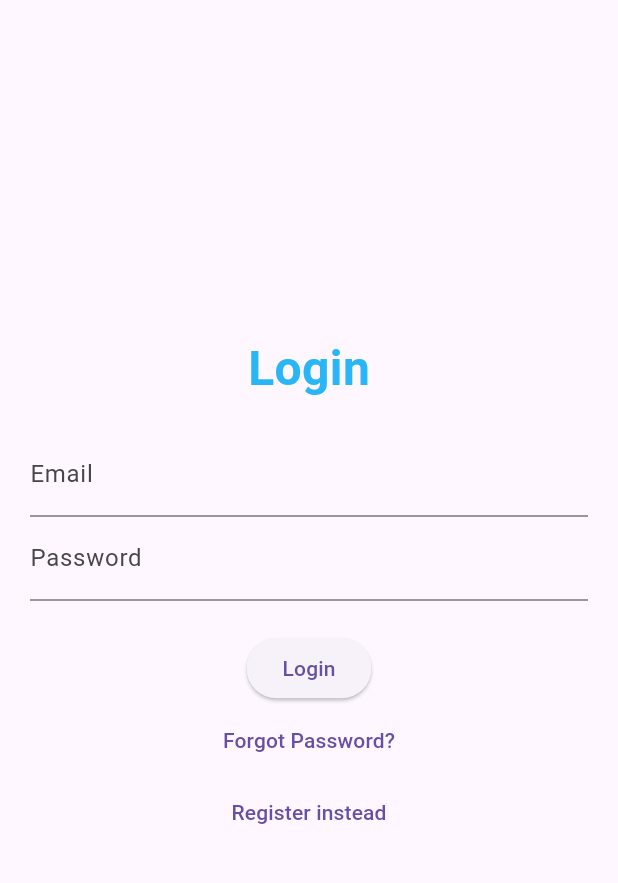
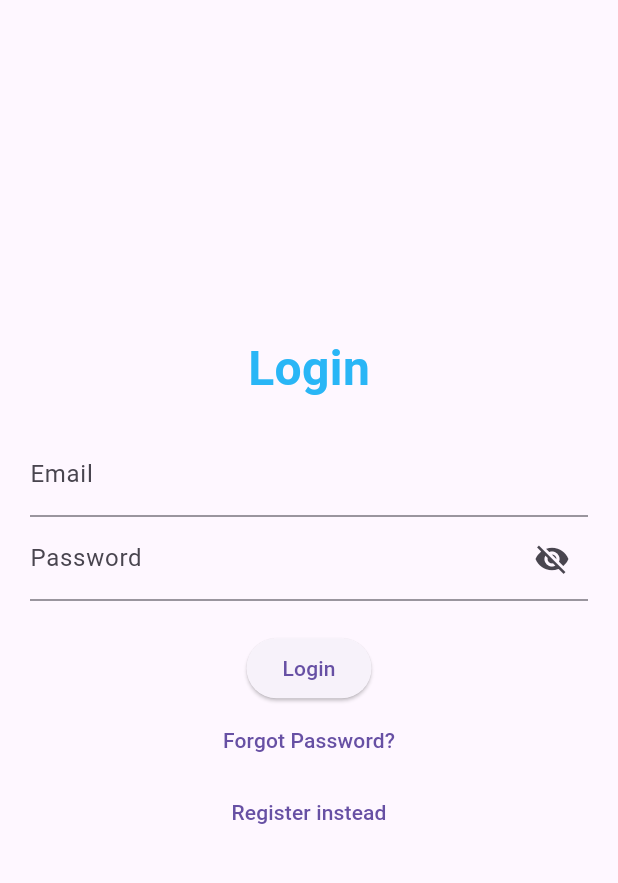
Before and after one commit to MohannadAlturk/news_app, a Flutter app: the screen it shows after launch, on a phone screen of 412 x 824 dp, the part 84-967 px from its top. Run offline on Flutter 3.47's test engine with Material 3 defaults, Android fonts, the phone set to English and light mode, and no system bars; our stand-ins replace cloud_firestore, firebase_auth, firebase_core, flutter_dotenv, google_generative_ai, share_plus; missing offline and left inert: flutter_inappwebview; accounts and stored records are empty.

Commit message:
Login-Optimirung (#28)
Co-authored-by: Mohannad Alturk <mohannad7008@live.com>

```diff
--- a/lib/main.dart
+++ b/lib/main.dart
@@ -1,8 +1,10 @@
 import 'package:cloud_firestore/cloud_firestore.dart';
 import 'package:flutter/material.dart';
+import 'package:firebase_core/firebase_core.dart';
+import 'package:firebase_auth/firebase_auth.dart';
+import 'package:flutter_dotenv/flutter_dotenv.dart';
 import 'package:news_app/screens/login_page.dart';
-import 'package:firebase_core/firebase_core.dart';
-import 'package:flutter_dotenv/flutter_dotenv.dart'; // Add dotenv package
+import 'package:news_app/screens/news_screen.dart';
 
 Future<void> main() async {
   print('Loading .env file...');
@@ -15,9 +17,17 @@ Future<void> main() async {
   runApp(const MyApp());
 }
 
-
 class MyApp extends StatelessWidget {
   const MyApp({super.key});
+
+  Future<Widget> _getInitialScreen() async {
+    final user = FirebaseAuth.instance.currentUser;
+    if (user != null) {
+      return const NewsScreen();
+    } else {
+      return const LoginPage();
+    }
+  }
 
   @override
   Widget build(BuildContext context) {
@@ -26,7 +36,20 @@ class MyApp extends StatelessWidget {
       theme: ThemeData(
         primarySwatch: Colors.blue,
       ),
-      home: const LoginPage(),
+      home: FutureBuilder<Widget>(
+        future: _getInitialScreen(),
+        builder: (context, snapshot) {
+          if (snapshot.connectionState == ConnectionState.waiting) {
+            return const Scaffold(
+              body: Center(child: CircularProgressIndicator()),
+            );
+          } else if (snapshot.hasData) {
+            return snapshot.data!;
+          } else {
+            return const LoginPage();
+          }
+        },
+      ),
     );
   }
 }
--- a/lib/screens/login_page.dart
+++ b/lib/screens/login_page.dart
@@ -20,6 +20,7 @@ class LoginPage extends StatefulWidget {
 
 class _LoginPageState extends State<LoginPage> {
   String? errorMessage = '';
+  bool _isPasswordVisible = false;
   final TextEditingController _controllerEmail = TextEditingController();
   final TextEditingController _controllerPassword = TextEditingController();
 
@@ -92,6 +93,17 @@ class _LoginPageState extends State<LoginPage> {
         EntryFieldWidget(
           title: 'Password',
           controller: _controllerPassword,
+          obscureText: !_isPasswordVisible,
+          suffixIcon: IconButton(
+            icon: Icon(
+              _isPasswordVisible ? Icons.visibility : Icons.visibility_off,
+            ),
+            onPressed: () {
+              setState(() {
+                _isPasswordVisible = !_isPasswordVisible;
+              });
+            },
+          ),
         ),
         ErrorMessageWidget(errorMessage: errorMessage),
         SubmitButtonWidget(
--- a/lib/widgets/entry_field_widget.dart
+++ b/lib/widgets/entry_field_widget.dart
@@ -3,19 +3,25 @@ import 'package:flutter/material.dart';
 class EntryFieldWidget extends StatelessWidget {
   final String title;
   final TextEditingController controller;
+  final bool obscureText; // Neuen Parameter hinzufügen
+  final Widget? suffixIcon; // Neuen Parameter hinzufügen
 
   const EntryFieldWidget({
-    super.key,
     required this.title,
     required this.controller,
-  });
+    this.obscureText = false, // Standardwert setzen
+    this.suffixIcon, // Optionales Widget
+    Key? key,
+  }) : super(key: key);
 
   @override
   Widget build(BuildContext context) {
     return TextField(
       controller: controller,
+      obscureText: obscureText, // Verwendung des neuen Parameters
       decoration: InputDecoration(
         labelText: title,
+        suffixIcon: suffixIcon, // Verwendung des neuen Parameters
       ),
     );
   }
```
